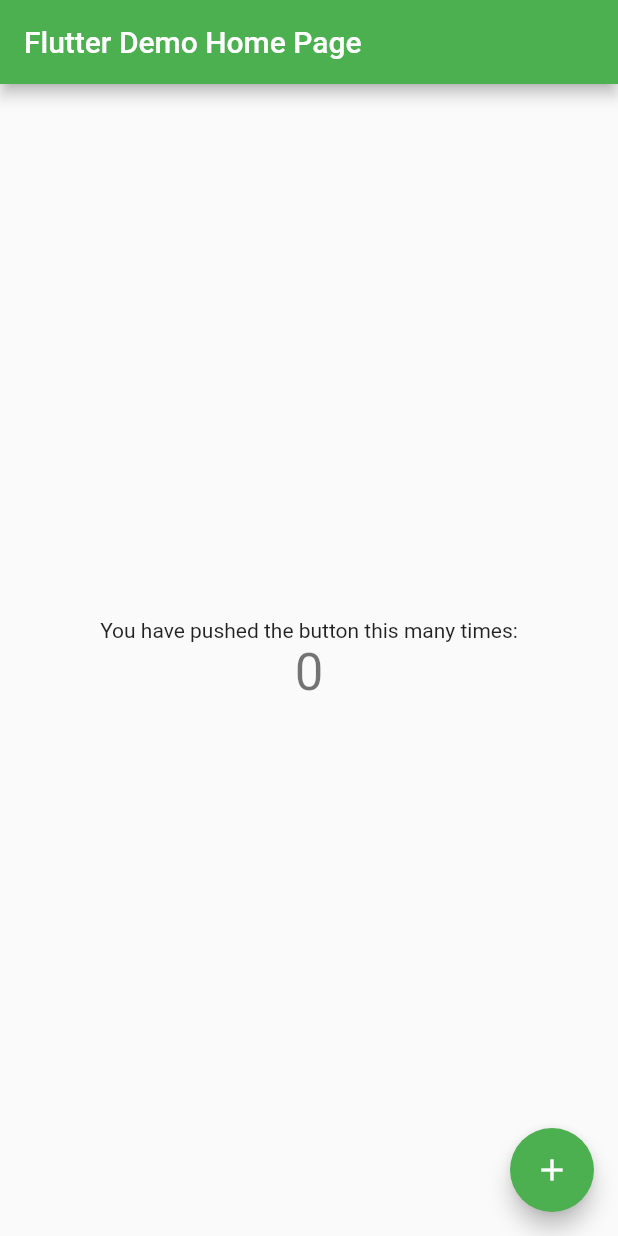
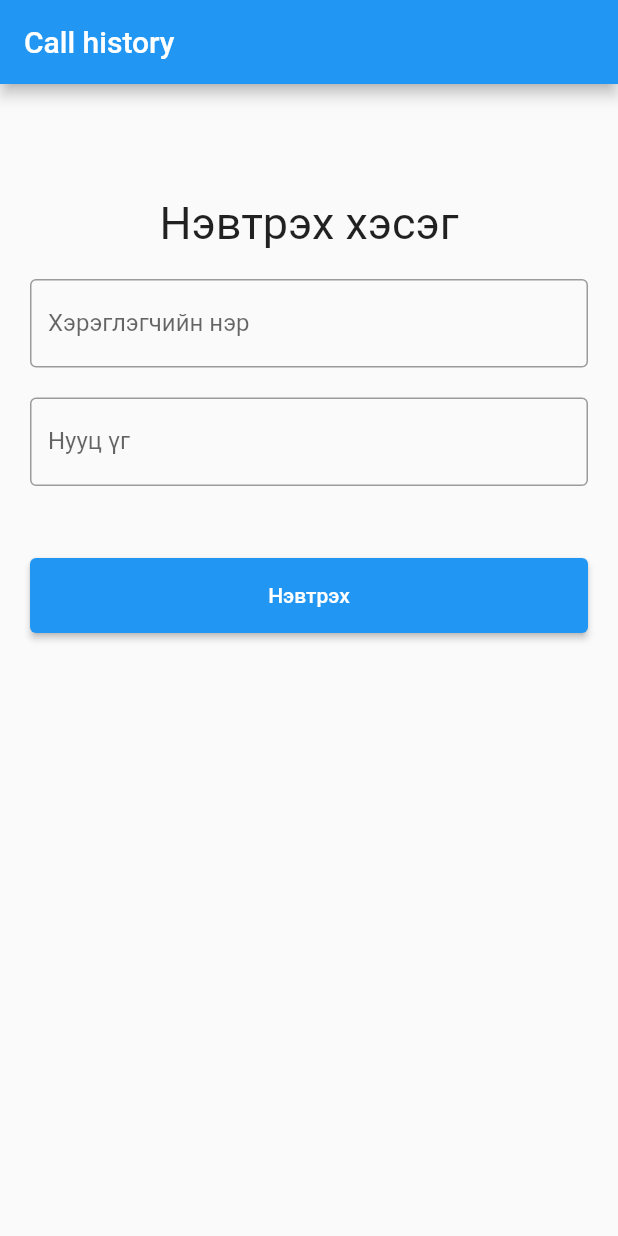
Before and after one commit to naraqq/flutter-call-API-project, a Flutter app: the screen it shows after launch, on a phone screen of 412 x 824 dp. Run offline on Flutter 3.47's test engine with Material 2 defaults, Android fonts, the phone set to English and light mode, and no system bars.

Commit message:
[ADD] login page design

```diff
--- a/lib/main.dart
+++ b/lib/main.dart
@@ -1,66 +1,102 @@
 import 'package:flutter/material.dart';
+import 'package:init/second_page.dart';
 
-void main() {
-  runApp(const MyApp());
-}
+void main() => runApp(const MyApp());
 
 class MyApp extends StatelessWidget {
   const MyApp({Key? key}) : super(key: key);
+
+  static const String _title = 'Call history';
+
   @override
   Widget build(BuildContext context) {
     return MaterialApp(
       debugShowCheckedModeBanner: false,
-      title: 'Flutter Demo',
-      theme: ThemeData(
-        primarySwatch: Colors.green,
+      title: _title,
+      home: Scaffold(
+        appBar: AppBar(title: const Text(_title)),
+        body: const MyStatefulWidget(),
       ),
-      home: const MyHomePage(title: 'Flutter Demo Home Page'),
     );
   }
 }
 
-class MyHomePage extends StatefulWidget {
-  const MyHomePage({Key? key, required this.title}) : super(key: key);
-  final String title;
+class MyStatefulWidget extends StatefulWidget {
+  const MyStatefulWidget({Key? key}) : super(key: key);
 
   @override
-  State<MyHomePage> createState() => _MyHomePageState();
+  State<MyStatefulWidget> createState() => _MyStatefulWidgetState();
 }
 
-class _MyHomePageState extends State<MyHomePage> {
-  int _counter = 0;
-
-  void _incrementCounter() {
-    setState(() {
-      _counter++;
-    });
-  }
+class _MyStatefulWidgetState extends State<MyStatefulWidget> {
+  TextEditingController nameController = TextEditingController();
+  TextEditingController passwordController = TextEditingController();
 
   @override
   Widget build(BuildContext context) {
-    return Scaffold(
-      appBar: AppBar(
-        title: Text(widget.title),
-      ),
-      body: Center(
-        child: Column(
-          mainAxisAlignment: MainAxisAlignment.center,
+    return Padding(
+        padding: const EdgeInsets.all(10),
+        child: ListView(
           children: <Widget>[
-            const Text(
-              'You have pushed the button this many times:',
+            Container(
+                alignment: Alignment.center,
+                padding: const EdgeInsets.all(10),
+                child: const Text(
+                  '',
+                  style: TextStyle(
+                      color: Colors.blue,
+                      fontWeight: FontWeight.w500,
+                      fontSize: 30),
+                )),
+            Container(
+                alignment: Alignment.center,
+                padding: const EdgeInsets.all(10),
+                child: const Text(
+                  'Нэвтрэх хэсэг',
+                  style: TextStyle(fontSize: 30),
+                )),
+            Container(
+              padding: const EdgeInsets.all(10),
+              child: TextField(
+                controller: nameController,
+                decoration: const InputDecoration(
+                  border: OutlineInputBorder(),
+                  labelText: 'Хэрэглэгчийн нэр',
+                ),
+              ),
             ),
-            Text(
-              '$_counter',
-              style: Theme.of(context).textTheme.headline4,
+            Container(
+              padding: const EdgeInsets.fromLTRB(10, 10, 10, 0),
+              child: TextField(
+                obscureText: true,
+                controller: passwordController,
+                decoration: const InputDecoration(
+                  border: OutlineInputBorder(),
+                  labelText: 'Нууц үг',
+                ),
+              ),
             ),
+            TextButton(
+              onPressed: () {
+                //forgot password screen
+              },
+              child: const Text(
+                '',
+              ),
+            ),
+            Container(
+                height: 50,
+                padding: const EdgeInsets.fromLTRB(10, 0, 10, 0),
+                child: ElevatedButton(
+                  child: const Text('Нэвтрэх'),
+                  onPressed: () {
+                    Navigator.push(context,
+                        MaterialPageRoute(builder: (context) {
+                      return const SecondPage();
+                    }));
+                  },
+                )),
           ],
-        ),
-      ),
-      floatingActionButton: FloatingActionButton(
-        onPressed: _incrementCounter,
-        tooltip: 'Increment',
-        child: const Icon(Icons.add),
-      ),
-    );
+        ));
   }
 }
--- /dev/null
+++ b/lib/second_page.dart
@@ -0,0 +1,22 @@
+import 'package:flutter/material.dart';
+
+class SecondPage extends StatelessWidget {
+  const SecondPage({Key? key}) : super(key: key);
+
+  @override
+  Widget build(BuildContext context) {
+    return Scaffold(
+      appBar: AppBar(
+        title: const Text('Second Page'),
+      ),
+      body: Center(
+        child: TextButton(
+          onPressed: () {
+            Navigator.pop(context);
+          },
+          child: const Text("Go back"),
+        ),
+      ),
+    );
+  }
+}
```
